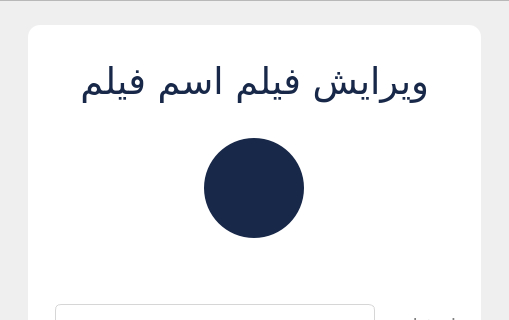
This is editmovie.ui in seyedmahdii/cinema_project as Qt 5 draws it before an edit; both pictures show x 139 to 648 and y 0 to 320 of the 800 by 600 pixel window. The edited form follows.
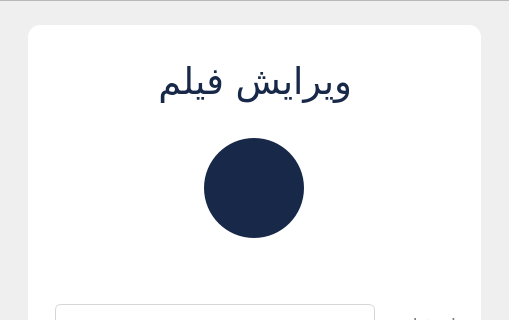
This is the edited form. Icons and pictures are not drawn.

What changed in the file:
```diff
--- a/editmovie.ui
+++ b/editmovie.ui
@@ -106,7 +106,7 @@
        <property name="geometry">
         <rect>
          <x>0</x>
-         <y>-271</y>
+         <y>0</y>
          <width>781</width>
          <height>869</height>
         </rect>
@@ -195,7 +195,7 @@
                     </font>
                    </property>
                    <property name="text">
-                    <string>ویرایش فیلم اسم فیلم</string>
+                    <string>ویرایش فیلم</string>
                    </property>
                   </widget>
                  </item>
```
Left out of the diff: 10 changed lines with no effect on the pictures.
